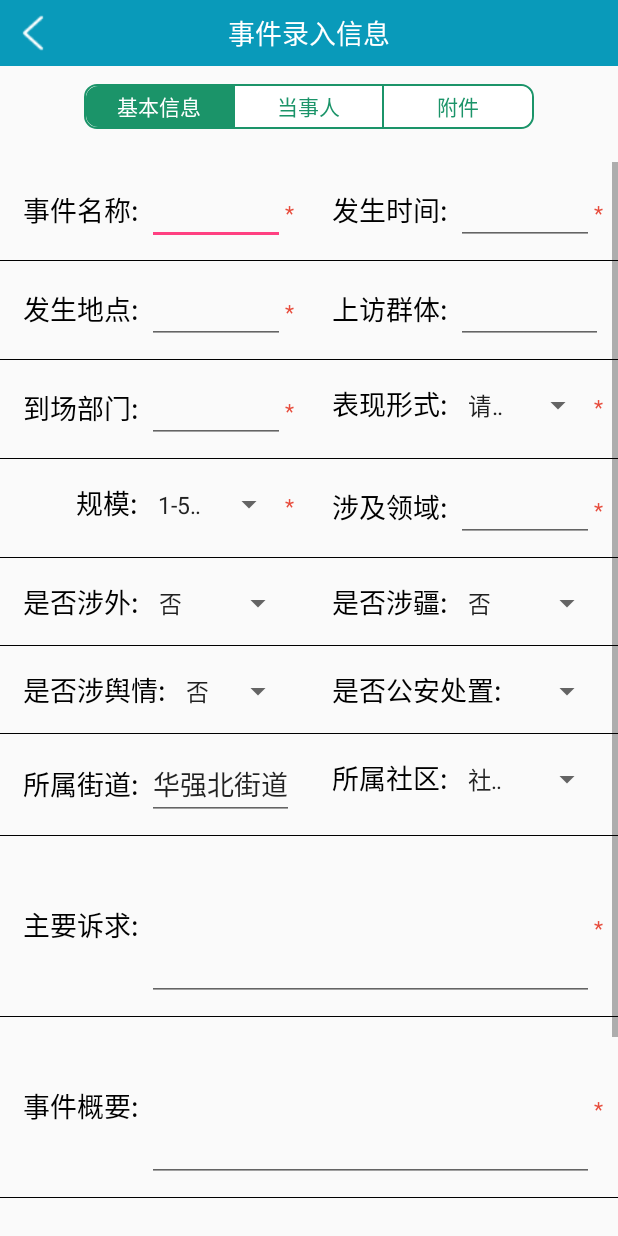
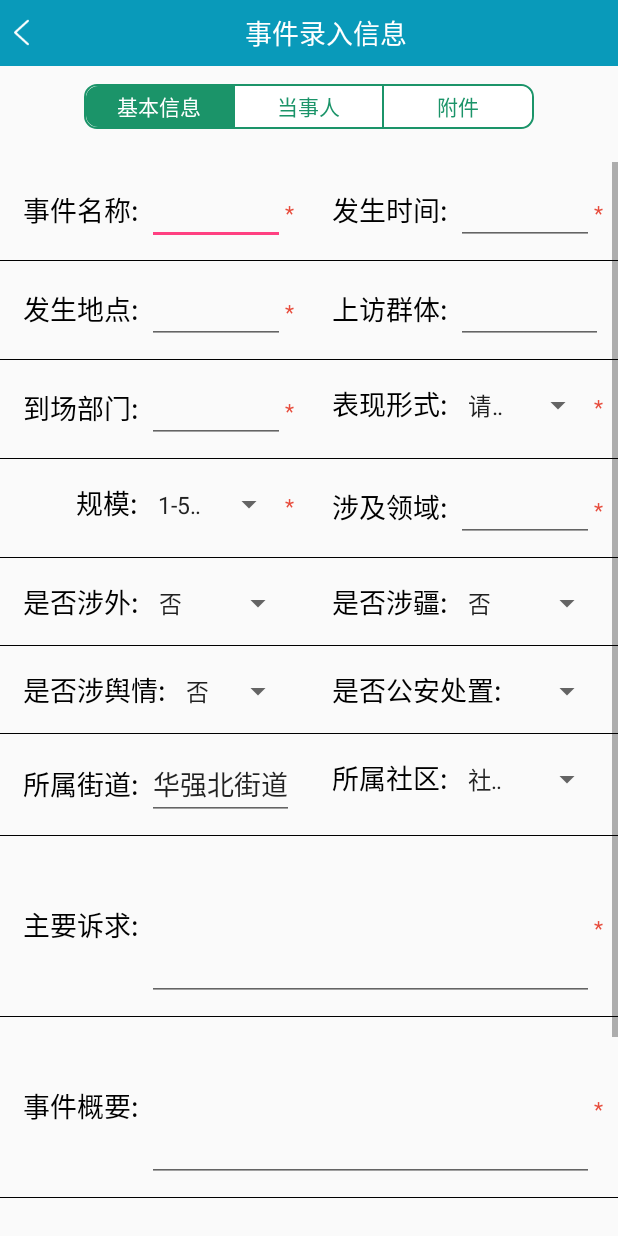
Before and after one commit to caizhui/KyAndroid, an Android app: the EventEntryAddActivity screen opened directly, with no data from a screen before it, on a phone screen of 412 x 824 dp. Run offline under Robolectric (Android 15) with nearby library versions, the phone set to English and light mode, and no system bars; our stand-ins replace ButterKnife.

Commit message:
事件录入信息

```diff
--- a/app/src/main/AndroidManifest.xml
+++ b/app/src/main/AndroidManifest.xml
@@ -24,6 +24,8 @@
             android:windowSoftInputMode = "stateAlwaysHidden|adjustPan">
         </activity>
 
+        <activity android:name=".activity.evententry.EventEntryListActivity"/>
+
     </application>
 
 
--- a/app/src/main/java/com/ky/kyandroid/activity/LoginActivity.java
+++ b/app/src/main/java/com/ky/kyandroid/activity/LoginActivity.java
@@ -11,7 +11,7 @@ import android.widget.EditText;
 import android.widget.Toast;
 
 import com.ky.kyandroid.R;
-import com.ky.kyandroid.activity.evententry.EventEntryAddActivity;
+import com.ky.kyandroid.activity.evententry.EventEntryListActivity;
 import com.ky.kyandroid.bean.NetWorkConnection;
 import com.ky.kyandroid.util.SpUtil;
 import com.ky.kyandroid.util.StringUtils;
@@ -93,7 +93,7 @@ public class LoginActivity extends AppCompatActivity {
                 if (StringUtils.isBlank(account) || StringUtils.isBlank(password)) {
                     Toast.makeText(this,"用户名或密码不能为空",Toast.LENGTH_SHORT).show();
                 } else {
-                    Intent intent = new Intent(this, EventEntryAddActivity.class);
+                    Intent intent = new Intent(this, EventEntryListActivity.class);
                     startActivity(intent);
                     finish();
 
--- a/app/src/main/java/com/ky/kyandroid/activity/evententry/EventEntryAddActivity.java
+++ b/app/src/main/java/com/ky/kyandroid/activity/evententry/EventEntryAddActivity.java
@@ -6,6 +6,7 @@ import android.support.v4.app.FragmentActivity;
 import android.support.v4.view.ViewPager;
 import android.util.Log;
 import android.view.View;
+import android.widget.Button;
 import android.widget.ImageView;
 import android.widget.RadioButton;
 import android.widget.RadioGroup;
@@ -30,12 +31,35 @@ import butterknife.OnClick;
 public class EventEntryAddActivity extends FragmentActivity {
 
 
+    /**
+     * TAG
+     */
+    private static final String TAG = "EventEntryAddActivity";
 
-    /** TAG */
-    private static final String TAG = "RentingHouseAddActivity";
+    /**
+     * 标题栏左边按钮
+     */
+    @BindView(R.id.left_btn)
+    ImageView leftBtn;
 
-    /** 显示的fragment_viewpager */
-    private ViewPager fragment_viewpager;
+    /**
+     * 标题栏中间标题
+     */
+    @BindView(R.id.center_text)
+    TextView centerText;
+
+    /**
+     * 标题栏右边按钮
+     */
+    @BindView(R.id.right_btn)
+    Button rightBtn;
+
+    /**
+     * 显示的fragment_viewpager
+     */
+    @BindView(R.id.fragment_viewpager)
+    public ViewPager fragment_viewpager;
+
 
     @BindView(R.id.radiogroup)
     public RadioGroup radiogroup;
@@ -50,22 +74,29 @@ public class EventEntryAddActivity extends FragmentActivity {
      * 当事人按钮
      */
     @BindView(R.id.radiobtn_person)
-    public RadioButton  radiobtn_person;
+    public RadioButton radiobtn_person;
 
     /**
      * 附件按钮
      */
     @BindView(R.id.radiobtn_attachment)
-    public RadioButton  radiobtn_attachment;
+    public RadioButton radiobtn_attachment;
 
-    /** 事件录入 - 基本信息 */
+    /**
+     * 事件录入 - 基本信息
+     */
     private EventEntryAdd_Basic eventEntryAdd_basic;
 
-    /** 事件录入- 当事人 */
+    /**
+     * 事件录入- 当事人
+     */
     private EventEntryAdd_Person eventEntryAdd_person;
 
-    /** 事件录入 - 附件 */
+    /**
+     * 事件录入 - 附件
+     */
     private EventEntryAdd_Attachment eventEntryAdd_attachment;
+
 
     @Override
     protected void onCreate(Bundle savedInstanceState) {
@@ -81,8 +112,7 @@ public class EventEntryAddActivity extends FragmentActivity {
      * 初始化PageView
      */
     @SuppressWarnings("deprecation")
-    private void initPageView(){
-        fragment_viewpager = (ViewPager) findViewById(R.id.fragment_viewpager);
+    private void initPageView() {
         eventEntryAdd_basic = new EventEntryAdd_Basic();
         eventEntryAdd_person = new EventEntryAdd_Person();
         eventEntryAdd_attachment = new EventEntryAdd_Attachment();
@@ -119,7 +149,7 @@ public class EventEntryAddActivity extends FragmentActivity {
     /**
      * @param index
      */
-    private void changeState2RadioButton(int index){
+    private void changeState2RadioButton(int index) {
         switch (index) {
             case 0:
                 radiobtn_baseinfo.setChecked(true);
@@ -137,21 +167,12 @@ public class EventEntryAddActivity extends FragmentActivity {
      * 初始化标题栏
      */
     private void initToolbar() {
-        /** toolbar控件容器 **/
-        View toolbar_layout = findViewById(R.id.toolbar_layout);
-        /** 返回键 **/
-        ImageView toolbar_back = (ImageView) findViewById(R.id.toolbar_back);
-        /** 标题 **/
-        TextView toolbar_title = (TextView) findViewById(R.id.toolbar_title);
-        /** 右侧按钮，根据需要设置是否需要点击事件 **/
-        View toolbar_right_btn = findViewById(R.id.toolbar_right_btn);
-        /** 右侧为图片时添加 **/
-        ImageView toolbar_right_img = (ImageView) findViewById(R.id.toolbar_right_img);
-        /** 右侧为文字时添加 **/
-        TextView toolbar_right_tv = (TextView) findViewById(R.id.toolbar_right_tv);
 
         /** 设置toolbar标题 **/
-        toolbar_title.setText("事件录入信息");
+        centerText.setText("事件录入信息");
+
+        /** 将右边按钮隐藏*/
+        rightBtn.setVisibility(View.GONE);
     }
 
     /**
@@ -187,16 +208,12 @@ public class EventEntryAddActivity extends FragmentActivity {
     }
 
 
-    @OnClick({R.id.toolbar_back,R.id.toolbar_right_btn})
+    @OnClick({R.id.left_btn})
     public void onClick(View v) {
         switch (v.getId()) {
             /** 返回键 **/
-            case R.id.toolbar_back:
+            case R.id.left_btn:
                 onBackPressed();
-                break;
-            /** Toolbar右侧按钮 **/
-            case R.id.toolbar_right_btn:
-                Log.i(TAG, "Toolbar右侧按钮");
                 break;
         }
     }
--- a/app/src/main/res/layout/activity_evententryadd.xml
+++ b/app/src/main/res/layout/activity_evententryadd.xml
@@ -4,7 +4,7 @@
     android:layout_height="match_parent"
     android:orientation="vertical" >
 
-    <include layout="@layout/toolbar" />
+    <include layout="@layout/linearlayout_head" />
 
     <RadioGroup
         android:id="@+id/radiogroup"
--- /dev/null
+++ b/app/src/main/res/layout/linearlayout_head.xml
@@ -0,0 +1,68 @@
+<?xml version="1.0" encoding="utf-8"?>
+<LinearLayout xmlns:android="http://schemas.android.com/apk/res/android"
+    android:layout_width="match_parent"
+    android:layout_height="wrap_content" >
+
+    <LinearLayout
+        android:layout_width="match_parent"
+        android:layout_height="wrap_content"
+        android:background="@color/light_blue"
+        android:gravity="center"
+        android:minHeight="44dp"
+        android:orientation="horizontal" >
+
+        <LinearLayout
+            android:layout_width="wrap_content"
+            android:layout_height="wrap_content"
+            android:layout_weight="1"
+            android:gravity="left|center_vertical"
+            android:orientation="horizontal" >
+
+            <ImageView
+                android:id="@+id/left_btn"
+                android:layout_width="wrap_content"
+                android:layout_height="wrap_content"
+                android:layout_gravity="left|center_vertical"
+                android:contentDescription="@null"
+                android:paddingLeft="5dp"
+                android:src="@mipmap/back" />
+        </LinearLayout>
+
+        <LinearLayout
+            android:layout_width="wrap_content"
+            android:layout_height="wrap_content"
+            android:layout_weight="1"
+            android:gravity="left|center_vertical"
+            android:orientation="horizontal" >
+
+            <TextView
+                android:id="@+id/center_text"
+                android:layout_width="match_parent"
+                android:layout_height="wrap_content"
+                android:gravity="center"
+                android:text="@string/evententry_query_text"
+                android:textColor="@color/white"
+                android:textSize="18sp" />
+        </LinearLayout>
+
+        <LinearLayout
+            android:layout_width="wrap_content"
+            android:layout_height="wrap_content"
+            android:layout_weight="1"
+            android:gravity="right|center_vertical"
+            android:orientation="horizontal" >
+
+            <Button
+                android:id="@+id/right_btn"
+                android:layout_width="match_parent"
+                android:layout_height="wrap_content"
+                android:background="@null"
+                android:gravity="right|center_vertical"
+                android:paddingRight="10dp"
+                android:text="@string/evententry_add_text"
+                android:textColor="@color/white"
+                android:textSize="18sp" />
+        </LinearLayout>
+    </LinearLayout>
+
+</LinearLayout>
--- a/app/src/main/res/layout/toolbar.xml
+++ /dev/null
@@ -1,56 +0,0 @@
-<?xml version="1.0" encoding="utf-8"?>
-<RelativeLayout xmlns:android="http://schemas.android.com/apk/res/android"
-    android:id="@+id/toolbar_layout"
-    android:layout_width="match_parent"
-    android:layout_height="44dp"
-    android:background="@color/light_blue" >
-
-    <ImageView
-        android:id="@+id/toolbar_back"
-        android:layout_width="44dp"
-        android:layout_height="fill_parent"
-        android:contentDescription="@string/app_name"
-        android:padding="10dp"
-        android:src="@mipmap/back" />
-
-    <TextView
-        android:id="@+id/toolbar_title"
-        android:layout_width="wrap_content"
-        android:layout_height="wrap_content"
-        android:layout_centerInParent="true"
-        android:textColor="@color/white"
-        android:textSize="18sp" />
-
-    <TextView
-        android:id="@+id/toolbar_count"
-        android:layout_width="wrap_content"
-        android:layout_height="wrap_content"
-        android:layout_centerInParent="true"
-        android:layout_toRightOf="@id/toolbar_title"
-        android:textColor="@color/white"
-        android:textSize="18sp" />
-
-    <FrameLayout
-        android:id="@+id/toolbar_right_btn"
-        android:layout_width="wrap_content"
-        android:layout_height="fill_parent"
-        android:layout_alignParentRight="true"
-        android:paddingRight="10dp" >
-
-        <ImageView
-            android:id="@+id/toolbar_right_img"
-            android:layout_width="44dp"
-            android:layout_height="fill_parent"
-            android:contentDescription="@string/app_name"
-            android:padding="10dp" />
-
-        <TextView
-            android:id="@+id/toolbar_right_tv"
-            android:layout_width="wrap_content"
-            android:layout_height="fill_parent"
-            android:gravity="center"
-            android:textColor="@color/white"
-            android:textSize="18sp" />
-    </FrameLayout>
-
-</RelativeLayout>
--- a/app/src/main/res/values/strings.xml
+++ b/app/src/main/res/values/strings.xml
@@ -7,6 +7,8 @@
     <string name="add_draft_text">保存草稿</string>
     <string name="login_hint_account">请输入用户名</string>
     <string name="login_hint_password">请输入密码</string>
+    <string name="evententry_query_text">事件列表</string>
+    <string name="evententry_add_text">新增</string>
 
     <!--事件录入start-->
     <string name="thing_name">事件名称:</string>
```
Also changed, not shown: app/src/main/java/com/ky/kyandroid/activity/MainActivity.java (deleted, +0 -15 lines), app/src/main/java/com/ky/kyandroid/activity/evententry/EventEntryListActivity.java (+90 -1 lines), app/src/main/java/com/ky/kyandroid/adapter/EventEntryListAdapter.java (added, +89 -0 lines), app/src/main/java/com/ky/kyandroid/entity/EventEntryEntity.java (+9 -0 lines), app/src/main/res/layout/activity_evententry_item.xml (added, +47 -0 lines), app/src/main/res/layout/activity_evententry_list.xml (added, +34 -0 lines).
